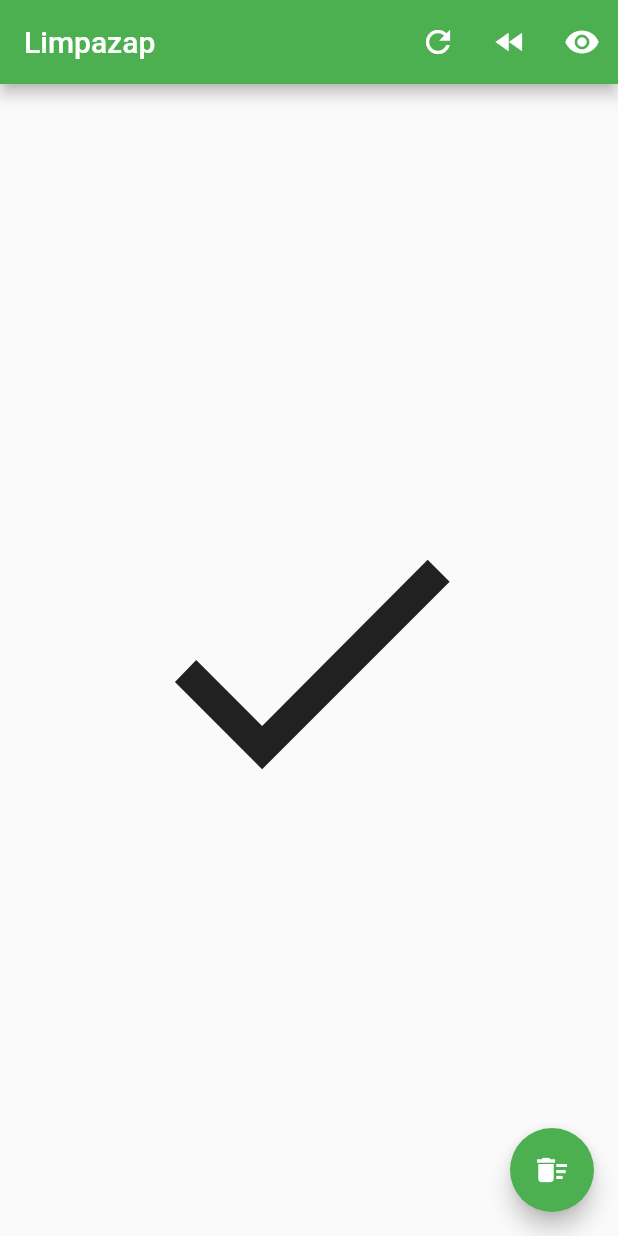
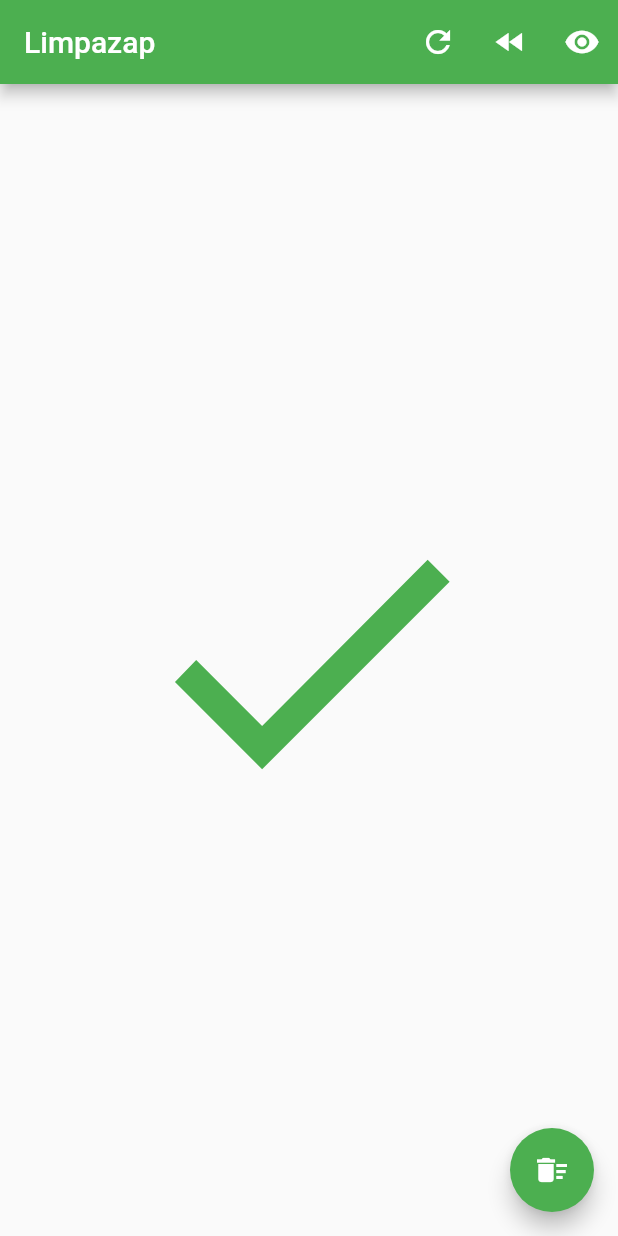
Before and after one commit to lucasew/limpazap, a Flutter app: the screen it shows after launch, on a phone screen of 412 x 824 dp. Run offline on Flutter 3.47's test engine with Material 2 defaults, Android fonts, the phone set to English and light mode, and no system bars; our stand-ins replace permission_handler, wakelock.

Commit message:
when no files now it show a green tick
Signed-off-by: lucasew <lucas59356@gmail.com>

```diff
--- a/lib/view/SemArquivosWidget.dart
+++ b/lib/view/SemArquivosWidget.dart
@@ -4,7 +4,7 @@ import '../controller/SnackbarController.dart';
 class SemArquivosWidget extends StatelessWidget {
   Widget build(BuildContext ctx) {
     return Center(
-        child: Icon(Icons.done_sharp, size: 250)
+        child: Icon(Icons.done_sharp, size: 250, color: Colors.green)
     );
   }
 }
```
